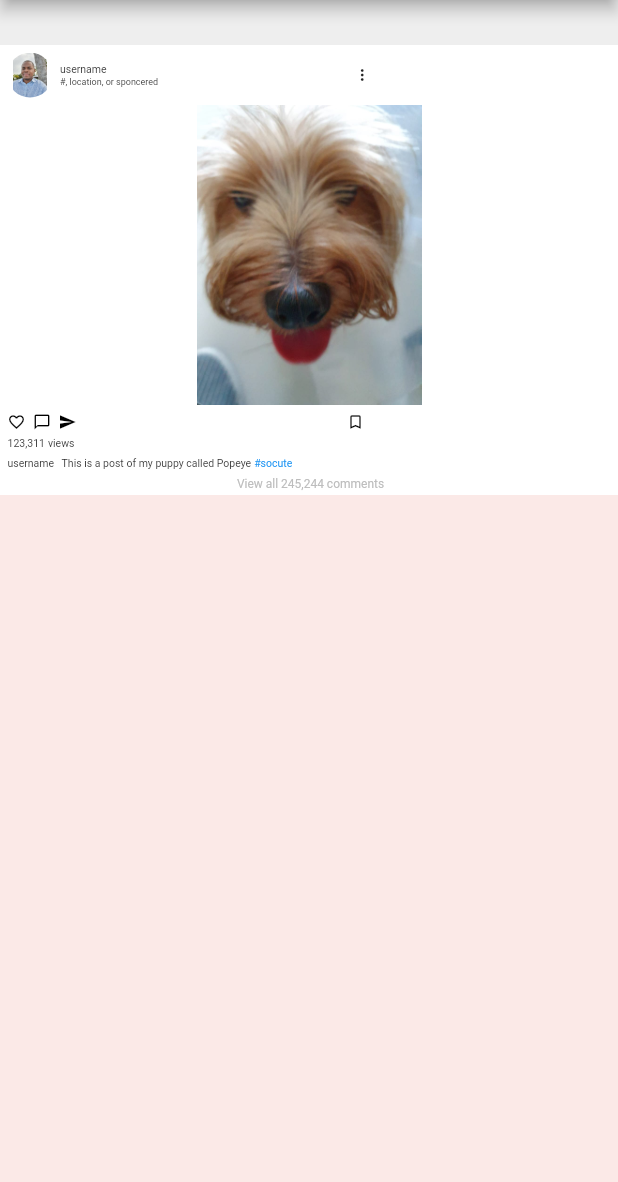
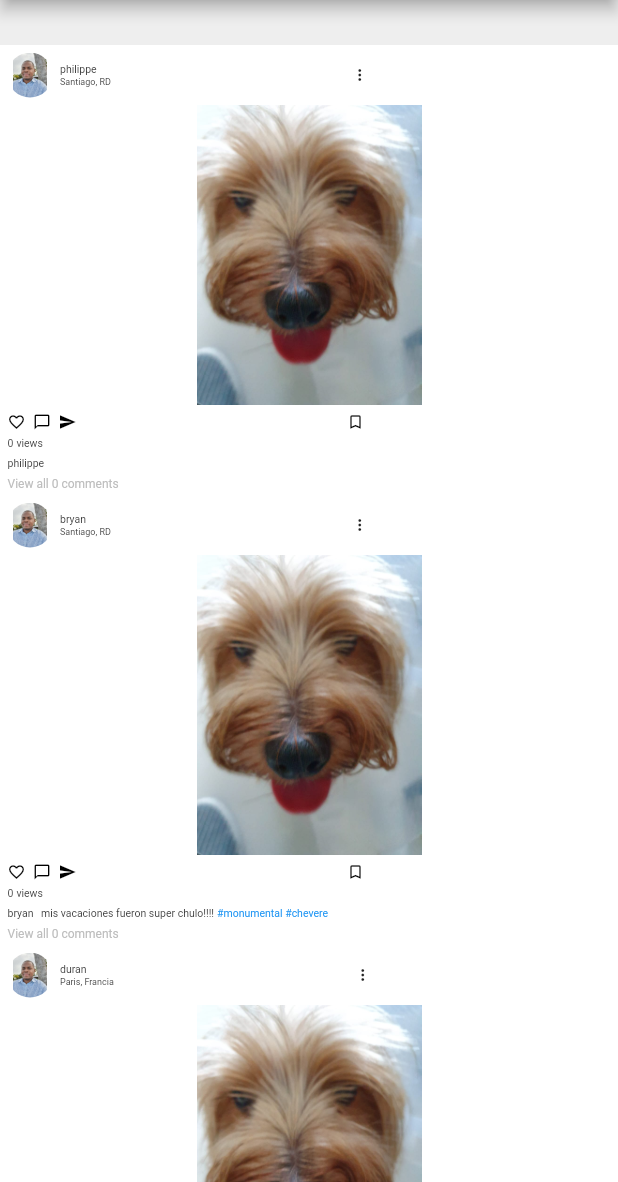
Before and after one commit to Djsiclait/Fakestagram, a Flutter app: the screen it shows after launch, on a phone screen of 412 x 824 dp, the part 54-1236 px from its top. Run offline on Flutter 3.47's test engine with Material 2 defaults, Android fonts, the light colour scheme and no system bars; Roboto replaces fonts that are missing (Lato).

Commit message:
Create Fakepst class to host post templates

```diff
--- a/lib/main.dart
+++ b/lib/main.dart
@@ -8,7 +8,7 @@ class MyApp extends StatelessWidget {
   @override
   Widget build(BuildContext context) {
     return MaterialApp(
-      title: 'Flutter Demo',
+      title: 'Fakestagram Demo',
       theme: ThemeData(
         // This is the theme of your application.
         //
--- a/lib/src/presentation/fakestagram_home_page.dart
+++ b/lib/src/presentation/fakestagram_home_page.dart
@@ -20,7 +20,7 @@ class FakeHomeBody extends StatelessWidget {
   @override
   Widget build(BuildContext context) {
     return Container(
-      child: Column(
+      child: ListView(
         // All Page contents
         children: <Widget>[
 
@@ -30,8 +30,36 @@ class FakeHomeBody extends StatelessWidget {
             height: 30,
           ),
 
-          // Post
-          Container(
+          // Posts
+          FakePost(username: 'philippe', location: 'Santiago, RD',),
+          FakePost(username: 'bryan', location: 'Santiago, RD', description: 'mis vacaciones fueron super chulo!!!!', hashtags: '#monumental #chevere',),
+          FakePost(username: 'duran', location: 'Paris, Francia', views: 231, comments: 42,),
+
+          Padding(
+            padding: EdgeInsets.all(5.0),
+            child: Icon(Icons.autorenew, color: Colors.grey[400], size: 20,),
+          ),
+
+        ],
+      ),
+    );
+  }
+}
+
+class FakePost extends StatelessWidget {
+  // fields
+  final String username;
+  final String location;
+  final String description;
+  final String hashtags;
+  final int views;
+  final int comments;
+
+  FakePost({this.username, this.location = '', this.description= '', this.hashtags = '', this.views = 0, this.comments = 0});
+
+  @override
+  Widget build(BuildContext context) {
+    return Container(
       color: Colors.white,
       height: 300,
       child: Column(
@@ -57,14 +85,14 @@ class FakeHomeBody extends StatelessWidget {
                 child: Column(
                   crossAxisAlignment: CrossAxisAlignment.start,
                   children: <Widget>[
-                          Text('username', style: TextStyle(fontSize: 7.0), textAlign: TextAlign.left,),
-                          Text('#, location, or sponcered', style: TextStyle(fontSize: 6.0), textAlign: TextAlign.left,),
+                    Text(this.username, style: TextStyle(fontSize: 7.0), textAlign: TextAlign.left,),
+                    Text(this.location, style: TextStyle(fontSize: 6.0), textAlign: TextAlign.left,),
                   ],
                 ),
               ),
 
               Padding(
-                      padding: EdgeInsets.only(left: 130.0),
+                padding: EdgeInsets.only(left: 160.0),
                 child: Icon(Icons.more_vert, size: 12.0,),
               ),
             ],
@@ -108,7 +136,7 @@ class FakeHomeBody extends StatelessWidget {
             children: <Widget>[
               Padding(
                 padding: EdgeInsets.only(top: 5.0, left: 5.0),
-                      child: Text('123,311', style: TextStyle(fontSize: 7.0), textAlign: TextAlign.left,),
+                child: Text('${this.views}', style: TextStyle(fontSize: 7.0), textAlign: TextAlign.left,),
               ),
 
               Padding(
@@ -123,31 +151,25 @@ class FakeHomeBody extends StatelessWidget {
             children: <Widget>[
               Padding(
                 padding: EdgeInsets.only(top: 5.0, left: 5.0),
-                      child: Text('username', style: TextStyle(fontSize: 7.0), textAlign: TextAlign.left,),
+                child: Text(this.username, style: TextStyle(fontSize: 7.0), textAlign: TextAlign.left,),
               ),
 
               Padding(
                 padding: EdgeInsets.only(top: 5.0, left: 5.0),
-                      child: Text('This is a post of my puppy called Popeye', style: TextStyle(fontSize: 7.0), textAlign: TextAlign.left,),
+                child: Text(this.description, style: TextStyle(fontSize: 7.0), textAlign: TextAlign.left,),
               ),
 
               Padding(
                 padding: EdgeInsets.only(top: 5.0, left: 2.0),
-                      child: Text('#socute', style: TextStyle(fontSize: 7.0, color: Colors.blue), textAlign: TextAlign.left,),
+                child: Text(this.hashtags, style: TextStyle(fontSize: 7.0, color: Colors.blue), textAlign: TextAlign.left,),
               ),
             ],
           ),
 
           // Footer 4 (view all comments option)
-                Center(
-                  child: Padding(
-                    padding: EdgeInsets.only(top: 5.0, left: 2.0),
-                    child: Text('View all 245,244 comments', style: TextStyle(fontSize: 8.0, color: Colors.grey[400]), textAlign: TextAlign.left,),
-                  ),
-                ),
-
-              ],
-            ),
+          Padding(
+            padding: EdgeInsets.only(top: 5.0, left: 5.0),
+            child: Text('View all ${this.comments} comments', style: TextStyle(fontSize: 8.0, color: Colors.grey[400]), textAlign: TextAlign.left,),
           ),
 
         ],
```
Lines whose indentation alone changed are shown as unchanged.
